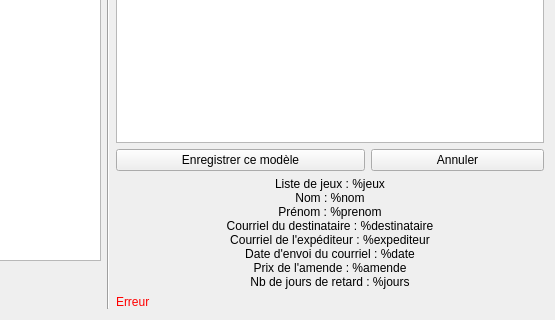
Old version of the form f_retards.ui in the repository nivhg/ludopen; both pictures show x 510 to 1065 and y 280 to 600 of the 1065 by 600 pixel window.
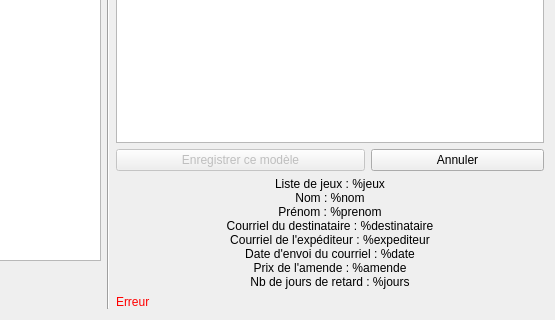
New version of the form. Icons and pictures are not drawn.

Patch:
```diff
--- a/f_retards.ui
+++ b/f_retards.ui
@@ -25,6 +25,9 @@
     <layout class="QGridLayout" name="gridLayout">
      <item row="4" column="0" colspan="2">
       <widget class="QPushButton" name="Bt_Enregistrer">
+       <property name="enabled">
+        <bool>false</bool>
+       </property>
        <property name="text">
         <string>Enregistrer ce modèle</string>
        </property>
```
